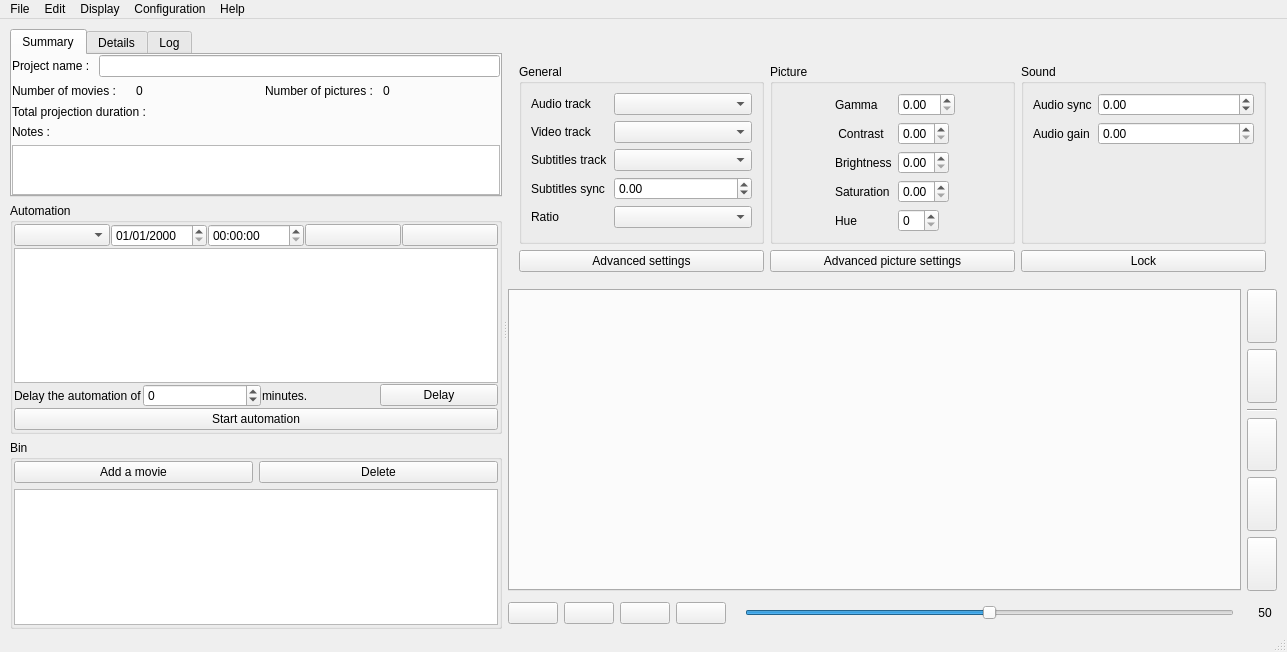
Old version of the form src/mainwindow.ui in the repository cinemaouvert/OPP.
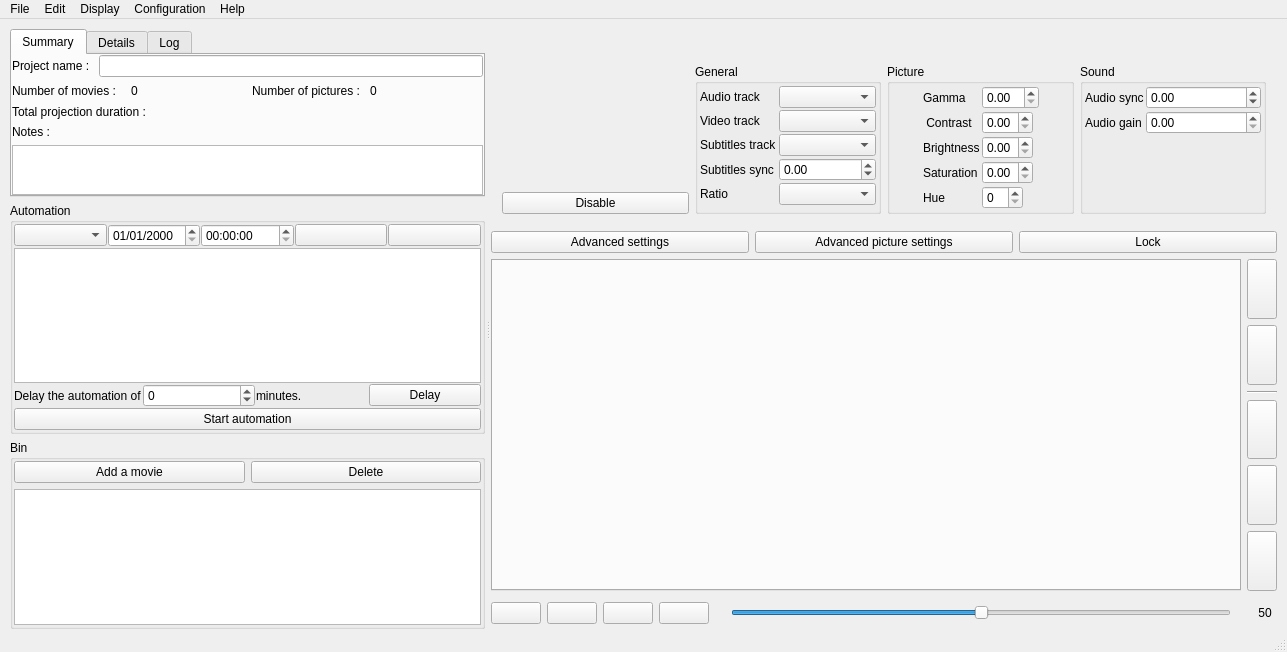
New version of the form. Icons and pictures are not drawn. Custom widgets are drawn as their Qt base class.

Commit message: First Version of Dual Screen

What changed in the file:
```diff
--- a/src/mainwindow.ui
+++ b/src/mainwindow.ui
@@ -436,6 +436,27 @@
               <item>
                <widget class="QWidget" name="mediaSettingsWidget" native="true">
                 <layout class="QHBoxLayout" name="horizontalLayout_7">
+                 <item>
+                  <layout class="QVBoxLayout" name="verticalLayout_18">
+                   <item>
+                    <widget class="VideoWidget" name="backWidget" native="true"/>
+                   </item>
+                   <item>
+                    <widget class="QPushButton" name="disableButton">
+                     <property name="text">
+                      <string>Disable</string>
+                     </property>
+                     <property name="icon">
+                      <iconset resource="../images.qrc">
+                       <normaloff>:/icons/resources/glyphicons/glyphicons_086_display.png</normaloff>:/icons/resources/glyphicons/glyphicons_086_display.png</iconset>
+                     </property>
+                     <property name="checkable">
+                      <bool>true</bool>
+                     </property>
+                    </widget>
+                   </item>
+                  </layout>
+                 </item>
                  <item>
                   <widget class="QFrame" name="frame">
                    <property name="frameShape">
@@ -457,11 +478,35 @@
                        <string>General</string>
                       </property>
                       <layout class="QVBoxLayout" name="verticalLayout_11">
+                       <property name="spacing">
+                        <number>2</number>
+                       </property>
+                       <property name="leftMargin">
+                        <number>2</number>
+                       </property>
+                       <property name="topMargin">
+                        <number>2</number>
+                       </property>
+                       <property name="rightMargin">
+                        <number>2</number>
+                       </property>
+                       <property name="bottomMargin">
+                        <number>2</number>
+                       </property>
                        <item>
                         <layout class="QFormLayout" name="formLayout_4">
+                         <property name="fieldGrowthPolicy">
+                          <enum>QFormLayout::AllNonFixedFieldsGrow</enum>
+                         </property>
                          <property name="formAlignment">
                           <set>Qt::AlignHCenter|Qt::AlignTop</set>
                          </property>
+                         <property name="horizontalSpacing">
+                          <number>2</number>
+                         </property>
+                         <property name="verticalSpacing">
+                          <number>2</number>
+                         </property>
                          <item row="0" column="0">
                           <widget class="QLabel" name="audioTrackLabel">
                            <property name="text">
@@ -528,17 +573,6 @@
                       </layout>
                      </widget>
                     </item>
-                    <item>
-                     <widget class="QPushButton" name="advancedSettingsButton">
-                      <property name="text">
-                       <string>Advanced settings</string>
-                      </property>
-                      <property name="icon">
-                       <iconset resource="../images.qrc">
-                        <normaloff>:/icons/resources/glyphicons/glyphicons_137_cogwheels.png</normaloff>:/icons/resources/glyphicons/glyphicons_137_cogwheels.png</iconset>
-                      </property>
-                     </widget>
-                    </item>
                    </layout>
                   </widget>
                  </item>
@@ -559,12 +593,33 @@
                       <property name="title">
                        <string>Picture</string>
                       </property>
-                      <layout class="QVBoxLayout" name="verticalLayout_13">
+                      <layout class="QVBoxLayout" name="verticalLayout_13" stretch="0">
+                       <property name="spacing">
+                        <number>2</number>
+                       </property>
+                       <property name="leftMargin">
+                        <number>2</number>
+                       </property>
+                       <property name="topMargin">
+                        <number>2</number>
+                       </property>
+                       <property name="rightMargin">
+                        <number>2</number>
+                       </property>
+                       <property name="bottomMargin">
+                        <number>2</number>
+                       </property>
                        <item>
                         <layout class="QFormLayout" name="formLayout">
                          <property name="formAlignment">
                           <set>Qt::AlignHCenter|Qt::AlignTop</set>
                          </property>
+                         <property name="horizontalSpacing">
+                          <number>2</number>
+                         </property>
+                         <property name="verticalSpacing">
+                          <number>2</number>
+                         </property>
                          <item row="0" column="0">
                           <widget class="QLabel" name="gammaLabel">
                            <property name="text">
@@ -685,17 +740,6 @@
                       </layout>
                      </widget>
                     </item>
-                    <item>
-                     <widget class="QPushButton" name="advancedPictureSettingsButton">
-                      <property name="text">
-                       <string>Advanced picture settings</string>
-                      </property>
-                      <property name="icon">
-                       <iconset resource="../images.qrc">
-                        <normaloff>:/icons/resources/glyphicons/glyphicons_138_picture.png</normaloff>:/icons/resources/glyphicons/glyphicons_138_picture.png</iconset>
-                      </property>
-                     </widget>
-                    </item>
                    </layout>
                   </widget>
                  </item>
@@ -717,6 +761,21 @@
                        <string>Sound</string>
                       </property>
                       <layout class="QVBoxLayout" name="verticalLayout_15">
+                       <property name="spacing">
+                        <number>2</number>
+                       </property>
+                       <property name="leftMargin">
+                        <number>2</number>
+                       </property>
+                       <property name="topMargin">
+                        <number>2</number>
+                       </property>
+                       <property name="rightMargin">
+                        <number>2</number>
+                       </property>
+                       <property name="bottomMargin">
+                        <number>2</number>
+                       </property>
                        <item>
                         <layout class="QFormLayout" name="formLayout_2">
                          <property name="fieldGrowthPolicy">
@@ -725,6 +784,12 @@
                          <property name="formAlignment">
                           <set>Qt::AlignHCenter|Qt::AlignTop</set>
                          </property>
+                         <property name="horizontalSpacing">
+                          <number>2</number>
+                         </property>
+                         <property name="verticalSpacing">
+                          <number>2</number>
+                         </property>
                          <item row="0" column="0">
                           <widget class="QLabel" name="audioSyncLabel">
                            <property name="text">
@@ -761,21 +826,6 @@
                       </layout>
                      </widget>
                     </item>
-                    <item>
-                     <widget class="QPushButton" name="lockButton">
-                      <property name="text">
-                       <string>Lock</string>
-                      </property>
-                      <property name="icon">
-                       <iconset resource="../images.qrc">
-                        <normaloff>:/icons/resources/glyphicons/glyphicons_204_unlock.png</normaloff>
-                        <normalon>:/icons/resources/glyphicons/glyphicons_203_lock.png</normalon>:/icons/resources/glyphicons/glyphicons_204_unlock.png</iconset>
-                      </property>
-                      <property name="checkable">
-                       <bool>true</bool>
-                      </property>
-                     </widget>
-                    </item>
                    </layout>
                   </widget>
                  </item>
@@ -788,6 +838,47 @@
           </layout>
          </widget>
         </item>
+        <item>
+         <layout class="QHBoxLayout" name="horizontalLayout_11">
+          <item>
+           <widget class="QPushButton" name="advancedSettingsButton">
+            <property name="text">
+             <string>Advanced settings</string>
+            </property>
+            <property name="icon">
+             <iconset resource="../images.qrc">
+              <normaloff>:/icons/resources/glyphicons/glyphicons_137_cogwheels.png</normaloff>:/icons/resources/glyphicons/glyphicons_137_cogwheels.png</iconset>
+            </property>
+           </widget>
+          </item>
+          <item>
+           <widget class="QPushButton" name="advancedPictureSettingsButton">
+            <property name="text">
+             <string>Advanced picture settings</string>
+            </property>
+            <property name="icon">
+             <iconset resource="../images.qrc">
+              <normaloff>:/icons/resources/glyphicons/glyphicons_138_picture.png</normaloff>:/icons/resources/glyphicons/glyphicons_138_picture.png</iconset>
+            </property>
+           </widget>
+          </item>
+          <item>
+           <widget class="QPushButton" name="lockButton">
+            <property name="text">
+             <string>Lock</string>
+            </property>
+            <property name="icon">
+             <iconset resource="../images.qrc">
+              <normaloff>:/icons/resources/glyphicons/glyphicons_204_unlock.png</normaloff>
+              <normalon>:/icons/resources/glyphicons/glyphicons_203_lock.png</normalon>:/icons/resources/glyphicons/glyphicons_204_unlock.png</iconset>
+            </property>
+            <property name="checkable">
+             <bool>true</bool>
+            </property>
+           </widget>
+          </item>
+         </layout>
+        </item>
         <item>
          <layout class="QHBoxLayout" name="horizontalLayout">
           <item>
@@ -1430,6 +1521,12 @@
    <extends>QTableView</extends>
    <header>mediatableview.h</header>
   </customwidget>
+  <customwidget>
+   <class>VideoWidget</class>
+   <extends>QWidget</extends>
+   <header location="global">videowidget.h</header>
+   <container>1</container>
+  </customwidget>
  </customwidgets>
  <resources>
   <include location="../images.qrc"/>
```
Left out of the diff: 143 changed lines with no effect on the pictures. The commit also changes 4 other files.
